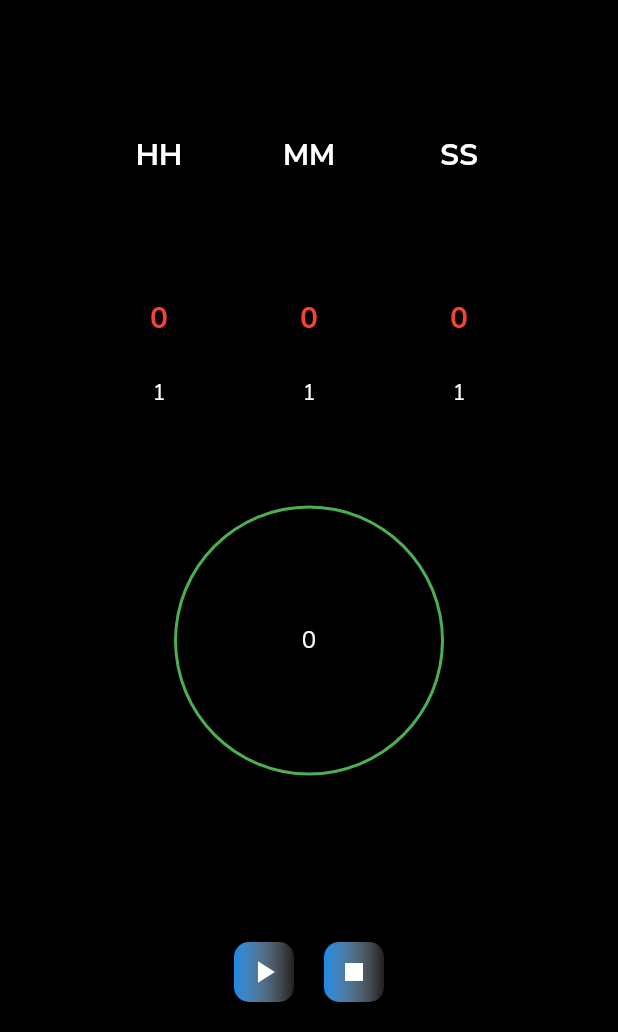
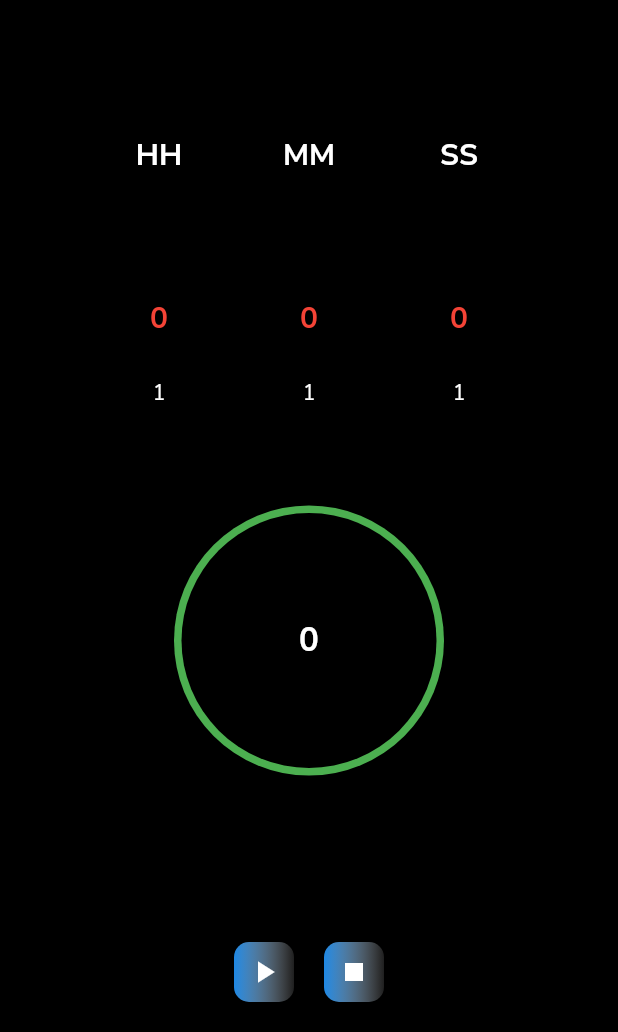
Before and after one commit to naveeramesh/clock_app, a Flutter app: the screen it shows after launch, after a tap on "Timer", on a phone screen of 412 x 824 dp, the part 204-1236 px from its top. Run offline on Flutter 3.47's test engine with Material 2 defaults, Android fonts, the phone set to English and light mode, and no system bars; drawn by our look-alikes of numberpicker; our stand-ins replace cloud_firestore, firebase_core, flutter_local_notifications, google_fonts, lottie; accounts and stored records are empty; network calls fail.

```diff
--- a/timer_app/lib/Screen/homeScreen.dart
+++ b/timer_app/lib/Screen/homeScreen.dart
@@ -467,11 +467,14 @@ class _HomeScreenState extends State<HomeScreen> {
             backgroundColor: Colors.green,
             radius: 90,
             child: CircleAvatar(
-              radius: 88,
+              radius: 85,
               backgroundColor: Colors.black,
               child: Text(
                 "${value.totalsec}",
-                style: GoogleFonts.nunitoSans(color: Colors.white),
+                style: GoogleFonts.nunitoSans(
+                    color: Colors.white,
+                    fontSize: 22,
+                    fontWeight: FontWeight.bold),
               ),
             )),
       ),
--- a/timer_app/lib/providers/countdown.dart
+++ b/timer_app/lib/providers/countdown.dart
@@ -54,8 +54,6 @@ class Countdown extends ChangeNotifier {
   }
 
   void stoptimer() {
-
     _timer!.cancel();
-
   }
 }
```
